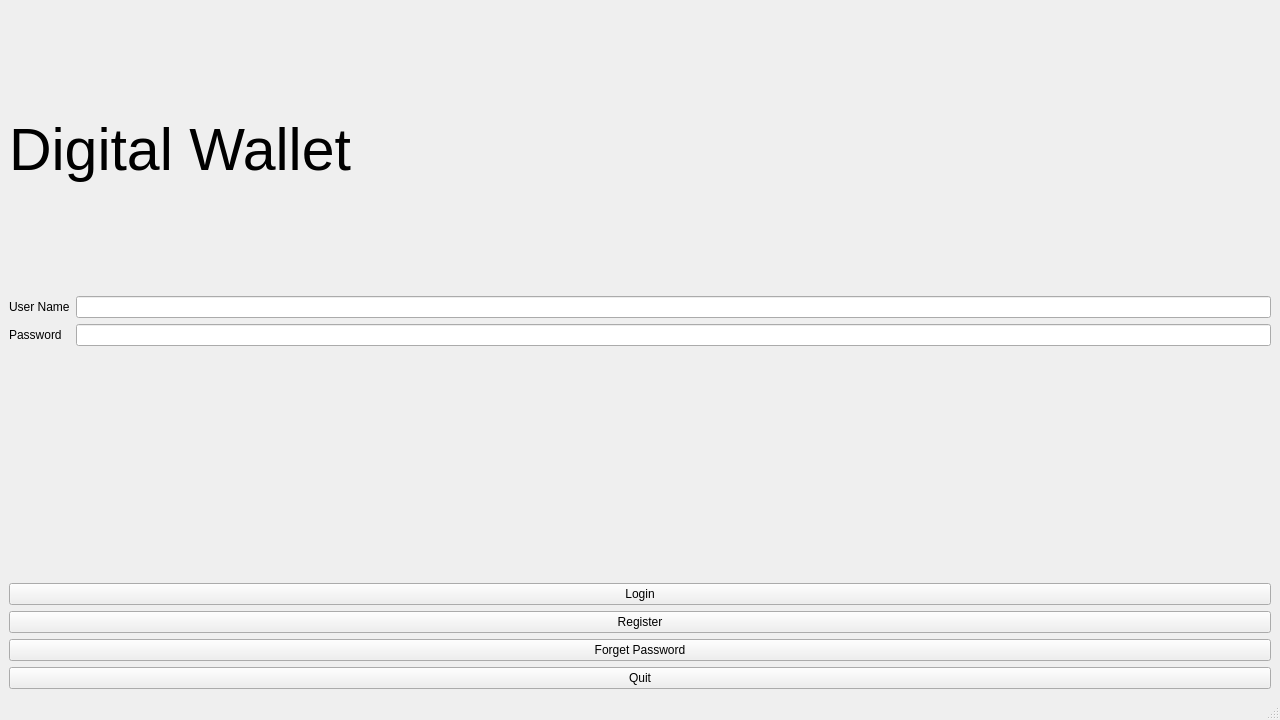
Above: Ds_project/mainwindow.ui from mohamed-khalid-gamal/Ds_Project before the change. Below: the same form after it.
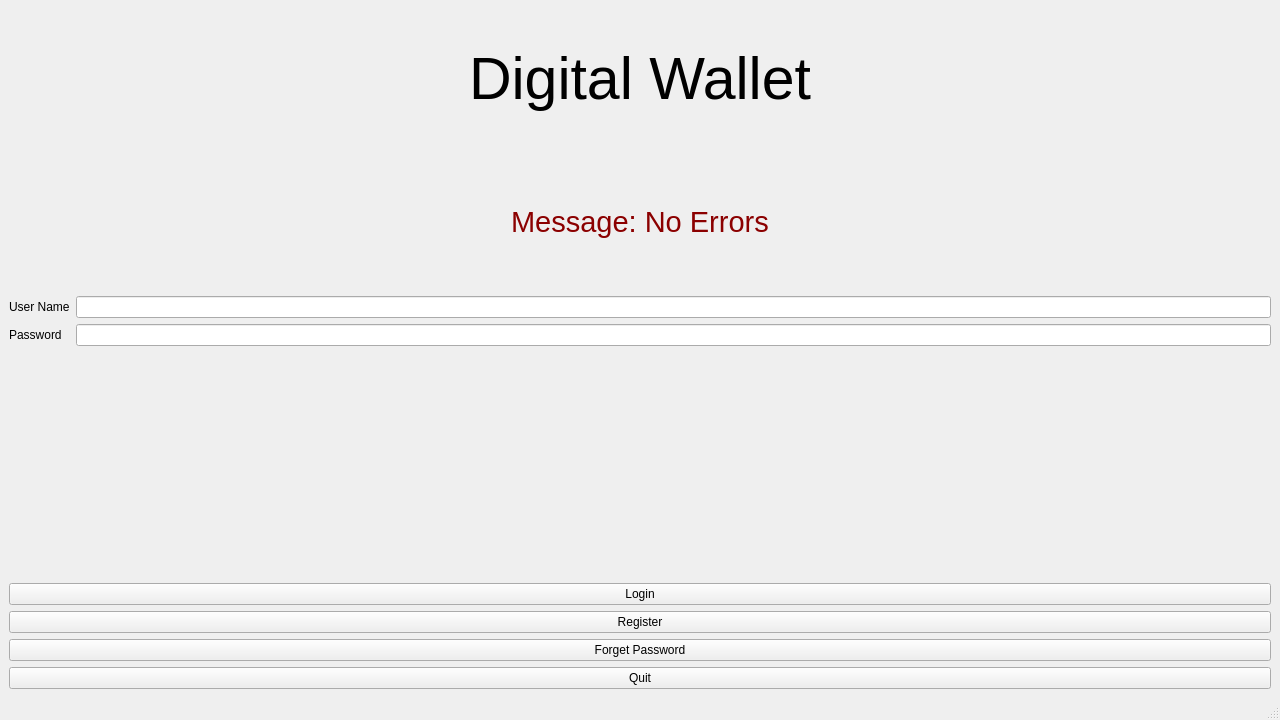
That is the form after the change.

Diff of the .ui file:
```diff
--- a/Ds_project/mainwindow.ui
+++ b/Ds_project/mainwindow.ui
@@ -20,8 +20,10 @@
      <verstretch>0</verstretch>
     </sizepolicy>
    </property>
-   <layout class="QVBoxLayout" name="verticalLayout_2">
+   <layout class="QVBoxLayout" name="verticalLayout_3">
     <item>
+     <layout class="QVBoxLayout" name="verticalLayout_2">
+      <item alignment="Qt::AlignHCenter">
      <widget class="QLabel" name="label">
       <property name="font">
        <font>
@@ -35,6 +37,35 @@
        <string>Digital Wallet</string>
       </property>
      </widget>
+      </item>
+      <item alignment="Qt::AlignHCenter">
+       <widget class="QLabel" name="label_5">
+        <property name="sizePolicy">
+         <sizepolicy hsizetype="Minimum" vsizetype="Minimum">
+          <horstretch>0</horstretch>
+          <verstretch>0</verstretch>
+         </sizepolicy>
+        </property>
+        <property name="minimumSize">
+         <size>
+          <width>56</width>
+          <height>136</height>
+         </size>
+        </property>
+        <property name="font">
+         <font>
+          <pointsize>22</pointsize>
+         </font>
+        </property>
+        <property name="styleSheet">
+         <string notr="true">color: darkred</string>
+        </property>
+        <property name="text">
+         <string>Message: No Errors</string>
+        </property>
+       </widget>
+      </item>
+     </layout>
     </item>
     <item>
      <layout class="QFormLayout" name="formLayout">
```
Lines whose indentation alone changed are shown as unchanged.
